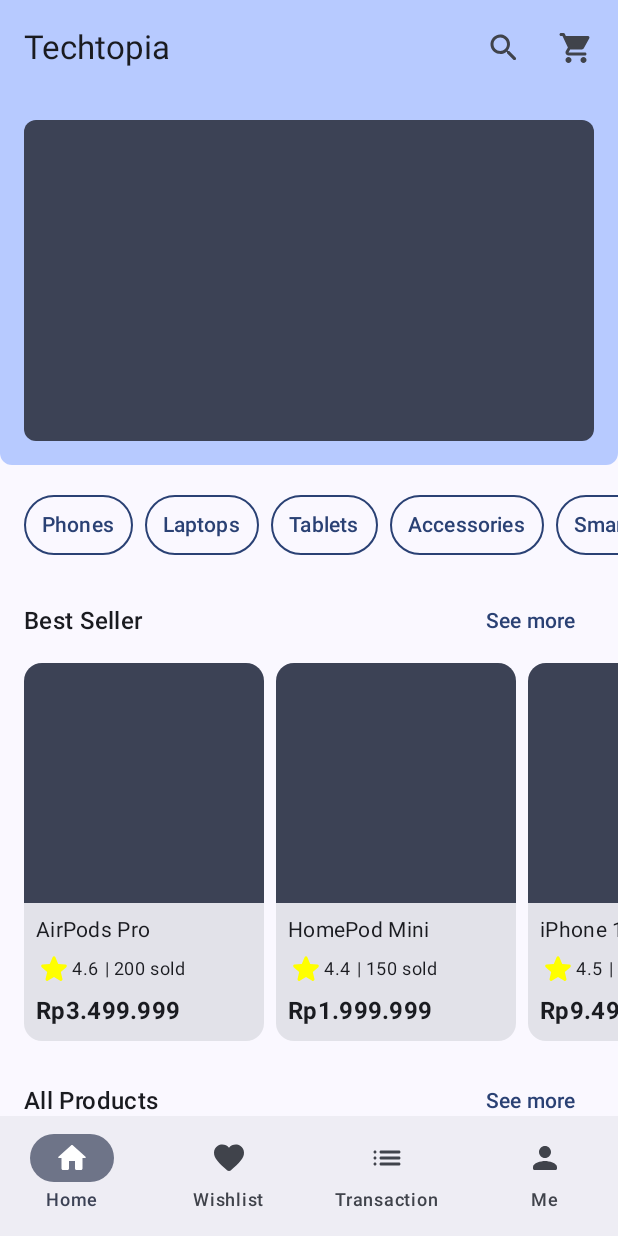
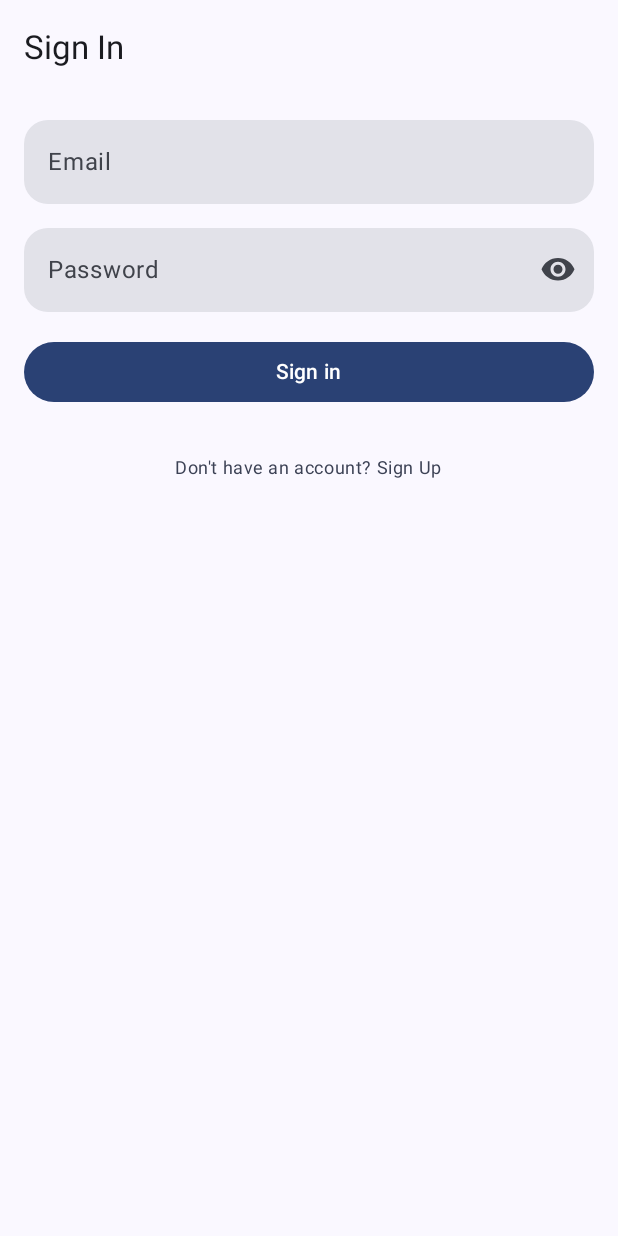
Before and after one commit to RidhaAF/Techtopia, an Android app built with Jetpack Compose: the screen it shows after launch (MainActivity), on a phone screen of 412 x 824 dp. Run offline under Robolectric (Android 15) with nearby library versions, the phone set to English and light mode, and no system bars.

Commit message:
feat: add sign in page

```diff
--- a/app/build.gradle.kts
+++ b/app/build.gradle.kts
@@ -60,6 +60,8 @@ dependencies {
     implementation(libs.androidx.ui.tooling.preview)
     implementation(libs.androidx.material3)
     implementation(libs.androidx.navigation.compose)
+    implementation(libs.androidx.material.icons.core)
+    implementation(libs.androidx.material.icons.extended)
     testImplementation(libs.junit)
     androidTestImplementation(libs.androidx.junit)
     androidTestImplementation(libs.androidx.espresso.core)
--- a/app/src/main/java/com/ridhaaf/techtopia/MainActivity.kt
+++ b/app/src/main/java/com/ridhaaf/techtopia/MainActivity.kt
@@ -18,6 +18,7 @@ import androidx.navigation.compose.currentBackStackEntryAsState
 import androidx.navigation.compose.rememberNavController
 import com.ridhaaf.techtopia.core.presentation.components.DefaultBottomNavigation
 import com.ridhaaf.techtopia.core.presentation.routes.Routes
+import com.ridhaaf.techtopia.feature.presentation.auth.sign_in.SignInScreen
 import com.ridhaaf.techtopia.feature.presentation.home.HomeScreen
 import com.ridhaaf.techtopia.ui.theme.TechtopiaTheme
 
@@ -58,9 +59,14 @@ fun App() {
     ) {
         NavHost(
             navController = navController,
-            startDestination = Routes.HOME,
+            startDestination = Routes.SIGN_IN,
             modifier = Modifier.padding(it)
         ) {
+            composable(Routes.SIGN_IN) {
+                SignInScreen(
+                    navController = navController,
+                )
+            }
             composable(Routes.HOME) {
                 HomeScreen(
                     navController = navController,
--- /dev/null
+++ b/app/src/main/java/com/ridhaaf/techtopia/core/presentation/components/DefaultButton.kt
@@ -0,0 +1,26 @@
+package com.ridhaaf.techtopia.core.presentation.components
+
+import androidx.compose.foundation.layout.fillMaxWidth
+import androidx.compose.material3.Button
+import androidx.compose.material3.ButtonColors
+import androidx.compose.material3.ButtonDefaults
+import androidx.compose.runtime.Composable
+import androidx.compose.ui.Modifier
+
+@Composable
+fun DefaultButton(
+    modifier: Modifier = Modifier,
+    onClick: () -> Unit,
+    enabled: Boolean = true,
+    colors: ButtonColors? = null,
+    child: @Composable () -> Unit,
+) {
+    Button(
+        modifier = modifier.fillMaxWidth(),
+        onClick = onClick,
+        enabled = enabled,
+        colors = colors ?: ButtonDefaults.buttonColors(),
+    ) {
+        child()
+    }
+}
--- /dev/null
+++ b/app/src/main/java/com/ridhaaf/techtopia/core/presentation/components/DefaultTextField.kt
@@ -0,0 +1,42 @@
+package com.ridhaaf.techtopia.core.presentation.components
+
+import androidx.compose.foundation.layout.fillMaxWidth
+import androidx.compose.foundation.shape.RoundedCornerShape
+import androidx.compose.material3.Text
+import androidx.compose.material3.TextField
+import androidx.compose.material3.TextFieldDefaults
+import androidx.compose.runtime.Composable
+import androidx.compose.ui.Modifier
+import androidx.compose.ui.graphics.Color
+import androidx.compose.ui.text.input.PasswordVisualTransformation
+import androidx.compose.ui.text.input.VisualTransformation
+import androidx.compose.ui.unit.dp
+
+@Composable
+fun DefaultTextField(
+    modifier: Modifier = Modifier,
+    value: String,
+    onValueChange: (String) -> Unit,
+    enabled: Boolean = true,
+    readOnly: Boolean = false,
+    placeholder: String,
+    isObscure: Boolean = false,
+    trailingIcon: @Composable (() -> Unit)? = null,
+) {
+    TextField(
+        modifier = modifier.fillMaxWidth(),
+        value = value,
+        onValueChange = onValueChange,
+        enabled = enabled,
+        readOnly = readOnly,
+        placeholder = { Text(text = placeholder) },
+        visualTransformation = if (isObscure) PasswordVisualTransformation() else VisualTransformation.None,
+        trailingIcon = trailingIcon,
+        shape = RoundedCornerShape(16.dp),
+        colors = TextFieldDefaults.colors(
+            focusedIndicatorColor = Color.Transparent,
+            unfocusedIndicatorColor = Color.Transparent,
+            disabledIndicatorColor = Color.Transparent,
+        )
+    )
+}
--- a/app/src/main/java/com/ridhaaf/techtopia/core/presentation/components/DefaultTopAppBar.kt
+++ b/app/src/main/java/com/ridhaaf/techtopia/core/presentation/components/DefaultTopAppBar.kt
@@ -17,6 +17,7 @@ fun DefaultTopAppBar(
     title: String,
     modifier: Modifier = Modifier,
     navigationIcon: @Composable () -> Unit = {},
+    isActionsEnabled: Boolean = true,
     actions: @Composable () -> Unit = {},
     colors: TopAppBarColors = TopAppBarDefaults.topAppBarColors(),
 ) {
@@ -25,6 +26,7 @@ fun DefaultTopAppBar(
         modifier = modifier,
         navigationIcon = navigationIcon,
         actions = {
+            if (isActionsEnabled) {
                 ActionButton(
                     onClick = { /*TODO*/ },
                     icon = Icons.Rounded.Search,
@@ -35,6 +37,7 @@ fun DefaultTopAppBar(
                     icon = Icons.Rounded.ShoppingCart,
                     desc = "Cart",
                 )
+            }
             actions()
         },
         colors = colors,
--- /dev/null
+++ b/app/src/main/java/com/ridhaaf/techtopia/feature/presentation/auth/sign_in/SignInScreen.kt
@@ -0,0 +1,145 @@
+package com.ridhaaf.techtopia.feature.presentation.auth.sign_in
+
+import androidx.compose.foundation.layout.Arrangement
+import androidx.compose.foundation.layout.Box
+import androidx.compose.foundation.layout.Column
+import androidx.compose.foundation.layout.fillMaxSize
+import androidx.compose.foundation.layout.fillMaxWidth
+import androidx.compose.foundation.layout.padding
+import androidx.compose.foundation.layout.wrapContentSize
+import androidx.compose.foundation.rememberScrollState
+import androidx.compose.foundation.verticalScroll
+import androidx.compose.material.icons.Icons
+import androidx.compose.material.icons.rounded.Visibility
+import androidx.compose.material.icons.rounded.VisibilityOff
+import androidx.compose.material3.ExperimentalMaterial3Api
+import androidx.compose.material3.Icon
+import androidx.compose.material3.IconButton
+import androidx.compose.material3.MaterialTheme
+import androidx.compose.material3.Scaffold
+import androidx.compose.material3.Text
+import androidx.compose.material3.TextButton
+import androidx.compose.runtime.Composable
+import androidx.compose.runtime.getValue
+import androidx.compose.runtime.mutableStateOf
+import androidx.compose.runtime.saveable.rememberSaveable
+import androidx.compose.runtime.setValue
+import androidx.compose.ui.Alignment
+import androidx.compose.ui.Modifier
+import androidx.compose.ui.unit.dp
+import androidx.navigation.NavController
+import com.ridhaaf.techtopia.core.presentation.components.DefaultButton
+import com.ridhaaf.techtopia.core.presentation.components.DefaultTextField
+import com.ridhaaf.techtopia.core.presentation.components.DefaultTopAppBar
+import com.ridhaaf.techtopia.core.presentation.routes.Routes
+
+@Composable
+fun SignInScreen(
+    modifier: Modifier = Modifier,
+    navController: NavController? = null,
+) {
+    Scaffold(
+        topBar = { TopBar() },
+    ) {
+        Box(
+            modifier = modifier
+                .fillMaxSize()
+                .padding(it),
+        ) {
+            SignInContent(navController)
+        }
+    }
+}
+
+@OptIn(ExperimentalMaterial3Api::class)
+@Composable
+private fun TopBar() {
+    DefaultTopAppBar(
+        title = "Sign In",
+        isActionsEnabled = false,
+    )
+}
+
+@Composable
+private fun SignInContent(navController: NavController?) {
+    val verticalScrollState = rememberScrollState()
+
+    Column(
+        modifier = Modifier
+            .fillMaxWidth()
+            .padding(16.dp)
+            .verticalScroll(verticalScrollState),
+        verticalArrangement = Arrangement.spacedBy(16.dp),
+    ) {
+        EmailTextField()
+        PasswordTextField()
+        SignInButton(navController)
+        RedirectToSignUp(navController)
+    }
+}
+
+@Composable
+private fun EmailTextField() {
+    DefaultTextField(
+        value = "",
+        onValueChange = {},
+        placeholder = "Email",
+    )
+}
+
+@Composable
+private fun PasswordTextField() {
+    var passwordVisibility by rememberSaveable { mutableStateOf(false) }
+
+    DefaultTextField(
+        value = "",
+        onValueChange = { },
+        placeholder = "Password",
+        isObscure = !passwordVisibility,
+        trailingIcon = {
+            IconButton(
+                onClick = { passwordVisibility = !passwordVisibility },
+            ) {
+                val icon = if (passwordVisibility) Icons.Rounded.VisibilityOff
+                else Icons.Rounded.Visibility
+                val contentDescription = if (passwordVisibility) "Hide password"
+                else "Show password"
+
+                Icon(
+                    imageVector = icon,
+                    contentDescription = contentDescription,
+                )
+            }
+        },
+    )
+}
+
+@Composable
+private fun SignInButton(
+    navController: NavController?,
+) {
+    DefaultButton(
+        onClick = { },
+        child = { Text("Sign in") },
+    )
+}
+
+@Composable
+private fun RedirectToSignUp(navController: NavController?) {
+    Box(
+        modifier = Modifier.fillMaxWidth(),
+        contentAlignment = Alignment.Center,
+    ) {
+        TextButton(
+            onClick = { navController?.navigate(Routes.SIGN_UP) },
+            modifier = Modifier.wrapContentSize(align = Alignment.Center),
+        ) {
+            Text(
+                text = "Don't have an account? Sign Up",
+                style = MaterialTheme.typography.bodySmall.copy(
+                    color = MaterialTheme.colorScheme.secondary,
+                ),
+            )
+        }
+    }
+}
--- a/gradle/libs.versions.toml
+++ b/gradle/libs.versions.toml
@@ -9,6 +9,7 @@ lifecycleRuntimeKtx = "2.6.1"
 activityCompose = "1.7.0"
 composeBom = "2023.08.00"
 navigationCompose = "2.7.7"
+material = "1.6.4"
 
 [libraries]
 androidx-core-ktx = { group = "androidx.core", name = "core-ktx", version.ref = "coreKtx" }
@@ -26,6 +27,8 @@ androidx-ui-test-manifest = { group = "androidx.compose.ui", name = "ui-test-man
 androidx-ui-test-junit4 = { group = "androidx.compose.ui", name = "ui-test-junit4" }
 androidx-material3 = { group = "androidx.compose.material3", name = "material3" }
 androidx-navigation-compose = { group = "androidx.navigation", name = "navigation-compose", version.ref = "navigationCompose" }
+androidx-material-icons-core = { group = "androidx.compose.material", name = "material-icons-core", version.ref = "material" }
+androidx-material-icons-extended = { group = "androidx.compose.material", name = "material-icons-extended", version.ref = "material" }
 
 [plugins]
 androidApplication = { id = "com.android.application", version.ref = "agp" }
```
Lines whose indentation alone changed are shown as unchanged.
